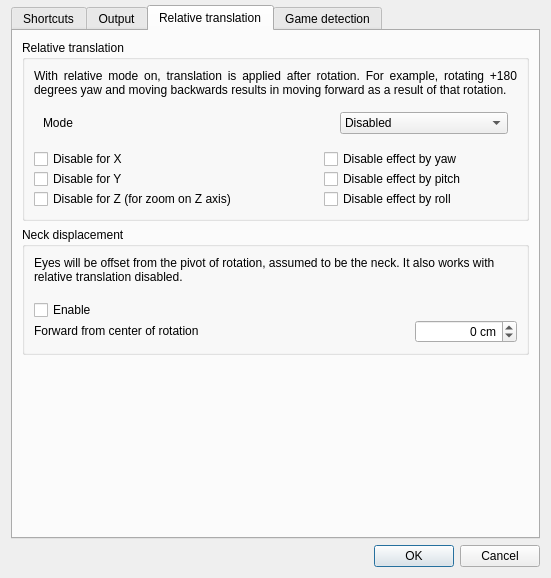
This is gui/options-dialog.ui in opentrack/opentrack as Qt 5 draws it before an edit. The edited form follows.
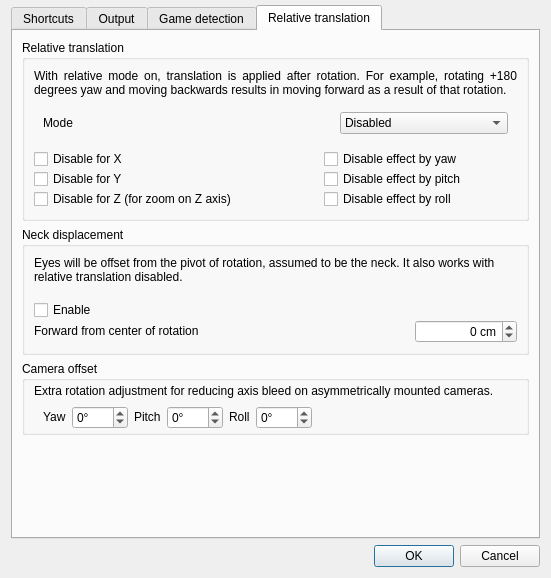
This is the edited form. The open tabs and pages were chosen to show the change. Icons and pictures are not drawn. Custom widgets are drawn as their Qt base class.

The edit to the form file:
```diff
--- a/gui/options-dialog.ui
+++ b/gui/options-dialog.ui
@@ -6,8 +6,8 @@
    <rect>
     <x>0</x>
     <y>0</y>
-    <width>529</width>
-    <height>533</height>
+    <width>536</width>
+    <height>561</height>
    </rect>
   </property>
   <property name="windowTitle">
@@ -40,7 +40,7 @@
        <string>Shortcuts</string>
       </attribute>
       <layout class="QVBoxLayout" name="verticalLayout">
-       <item alignment="Qt::AlignTop">
+       <item alignment="Qt::AlignmentFlag::AlignTop">
         <widget class="QGroupBox" name="groupBox">
          <property name="title">
           <string>Global shortcuts</string>
@@ -805,10 +805,10 @@
           </sizepolicy>
          </property>
          <property name="frameShape">
-          <enum>QFrame::StyledPanel</enum>
+          <enum>QFrame::Shape::StyledPanel</enum>
          </property>
          <property name="frameShadow">
-          <enum>QFrame::Sunken</enum>
+          <enum>QFrame::Shadow::Sunken</enum>
          </property>
          <layout class="QGridLayout" name="gridLayout_2">
           <item row="1" column="0">
@@ -830,7 +830,7 @@
              <string>Centering method</string>
             </property>
             <property name="alignment">
-             <set>Qt::AlignRight|Qt::AlignTrailing|Qt::AlignVCenter</set>
+             <set>Qt::AlignmentFlag::AlignRight|Qt::AlignmentFlag::AlignTrailing|Qt::AlignmentFlag::AlignVCenter</set>
             </property>
            </widget>
           </item>
@@ -905,7 +905,7 @@
           <string>Minimize to tray</string>
          </property>
          <property name="alignment">
-          <set>Qt::AlignLeading|Qt::AlignLeft|Qt::AlignTop</set>
+          <set>Qt::AlignmentFlag::AlignLeading|Qt::AlignmentFlag::AlignLeft|Qt::AlignmentFlag::AlignTop</set>
          </property>
          <layout class="QVBoxLayout" name="verticalLayout_3">
           <property name="bottomMargin">
@@ -943,7 +943,7 @@
        <item>
         <spacer name="verticalSpacer_2">
          <property name="orientation">
-          <enum>Qt::Vertical</enum>
+          <enum>Qt::Orientation::Vertical</enum>
          </property>
          <property name="sizeHint" stdset="0">
           <size>
@@ -1592,7 +1592,7 @@
           <string>Custom center pose</string>
          </property>
          <property name="alignment">
-          <set>Qt::AlignLeading|Qt::AlignLeft|Qt::AlignTop</set>
+          <set>Qt::AlignmentFlag::AlignLeading|Qt::AlignmentFlag::AlignLeft|Qt::AlignmentFlag::AlignTop</set>
          </property>
          <layout class="QVBoxLayout" name="verticalLayout_6">
           <item>
@@ -1619,7 +1619,7 @@
              <string/>
             </property>
             <property name="alignment">
-             <set>Qt::AlignCenter</set>
+             <set>Qt::AlignmentFlag::AlignCenter</set>
             </property>
             <property name="flat">
              <bool>false</bool>
@@ -1675,13 +1675,13 @@
              <item row="0" column="2">
               <widget class="QLabel" name="label_4">
                <property name="layoutDirection">
-                <enum>Qt::LeftToRight</enum>
+                <enum>Qt::LayoutDirection::LeftToRight</enum>
                </property>
                <property name="text">
                 <string>X</string>
                </property>
                <property name="alignment">
-                <set>Qt::AlignRight|Qt::AlignTrailing|Qt::AlignVCenter</set>
+                <set>Qt::AlignmentFlag::AlignRight|Qt::AlignmentFlag::AlignTrailing|Qt::AlignmentFlag::AlignVCenter</set>
                </property>
               </widget>
              </item>
@@ -1713,7 +1713,7 @@
                 <string>Pitch</string>
                </property>
                <property name="alignment">
-                <set>Qt::AlignRight|Qt::AlignTrailing|Qt::AlignVCenter</set>
+                <set>Qt::AlignmentFlag::AlignRight|Qt::AlignmentFlag::AlignTrailing|Qt::AlignmentFlag::AlignVCenter</set>
                </property>
               </widget>
              </item>
@@ -1723,7 +1723,7 @@
                 <string>Y</string>
                </property>
                <property name="alignment">
-                <set>Qt::AlignRight|Qt::AlignTrailing|Qt::AlignVCenter</set>
+                <set>Qt::AlignmentFlag::AlignRight|Qt::AlignmentFlag::AlignTrailing|Qt::AlignmentFlag::AlignVCenter</set>
                </property>
               </widget>
              </item>
@@ -1755,7 +1755,7 @@
                 <string>Z</string>
                </property>
                <property name="alignment">
-                <set>Qt::AlignRight|Qt::AlignTrailing|Qt::AlignVCenter</set>
+                <set>Qt::AlignmentFlag::AlignRight|Qt::AlignmentFlag::AlignTrailing|Qt::AlignmentFlag::AlignVCenter</set>
                </property>
               </widget>
              </item>
@@ -1765,7 +1765,7 @@
                 <string>Roll</string>
                </property>
                <property name="alignment">
-                <set>Qt::AlignRight|Qt::AlignTrailing|Qt::AlignVCenter</set>
+                <set>Qt::AlignmentFlag::AlignRight|Qt::AlignmentFlag::AlignTrailing|Qt::AlignmentFlag::AlignVCenter</set>
                </property>
               </widget>
              </item>
@@ -1797,7 +1797,7 @@
                 <string>Yaw</string>
                </property>
                <property name="alignment">
-                <set>Qt::AlignRight|Qt::AlignTrailing|Qt::AlignVCenter</set>
+                <set>Qt::AlignmentFlag::AlignRight|Qt::AlignmentFlag::AlignTrailing|Qt::AlignmentFlag::AlignVCenter</set>
                </property>
               </widget>
              </item>
@@ -1866,7 +1866,7 @@
        <item>
         <spacer name="verticalSpacer_3">
          <property name="orientation">
-          <enum>Qt::Vertical</enum>
+          <enum>Qt::Orientation::Vertical</enum>
          </property>
          <property name="sizeHint" stdset="0">
           <size>
@@ -1878,6 +1878,57 @@
        </item>
       </layout>
      </widget>
+     <widget class="QWidget" name="tab_5">
+      <attribute name="title">
+       <string>Game detection</string>
+      </attribute>
+      <layout class="QVBoxLayout" name="verticalLayout_9">
+       <item>
+        <widget class="QGroupBox" name="groupBox_1">
+         <property name="sizePolicy">
+          <sizepolicy hsizetype="MinimumExpanding" vsizetype="MinimumExpanding">
+           <horstretch>0</horstretch>
+           <verstretch>0</verstretch>
+          </sizepolicy>
+         </property>
+         <property name="title">
+          <string>Game detection</string>
+         </property>
+         <property name="alignment">
+          <set>Qt::AlignmentFlag::AlignLeading|Qt::AlignmentFlag::AlignLeft|Qt::AlignmentFlag::AlignTop</set>
+         </property>
+         <layout class="QVBoxLayout" name="verticalLayout_12">
+          <item>
+           <widget class="QLabel" name="label_24">
+            <property name="sizePolicy">
+             <sizepolicy hsizetype="Preferred" vsizetype="Maximum">
+              <horstretch>0</horstretch>
+              <verstretch>0</verstretch>
+             </sizepolicy>
+            </property>
+            <property name="text">
+             <string>Start tracking automatically when a game starts with selected profile, and stop when the game exits.</string>
+            </property>
+            <property name="wordWrap">
+             <bool>true</bool>
+            </property>
+           </widget>
+          </item>
+          <item>
+           <widget class="process_detector" name="game_detector" native="true">
+            <property name="sizePolicy">
+             <sizepolicy hsizetype="MinimumExpanding" vsizetype="MinimumExpanding">
+              <horstretch>0</horstretch>
+              <verstretch>0</verstretch>
+             </sizepolicy>
+            </property>
+           </widget>
+          </item>
+         </layout>
+        </widget>
+       </item>
+      </layout>
+     </widget>
      <widget class="QWidget" name="tab_2">
       <attribute name="title">
        <string>Relative translation</string>
@@ -1898,7 +1949,7 @@
           <string>Relative translation</string>
          </property>
          <property name="alignment">
-          <set>Qt::AlignLeading|Qt::AlignLeft|Qt::AlignTop</set>
+          <set>Qt::AlignmentFlag::AlignLeading|Qt::AlignmentFlag::AlignLeft|Qt::AlignmentFlag::AlignTop</set>
          </property>
          <layout class="QVBoxLayout" name="verticalLayout_7">
           <item>
@@ -1913,7 +1964,7 @@
              <string>With relative mode on, translation is applied after rotation. For example, rotating +180 degrees yaw and moving backwards results in moving forward as a result of that rotation.</string>
             </property>
             <property name="alignment">
-             <set>Qt::AlignJustify|Qt::AlignVCenter</set>
+             <set>Qt::AlignmentFlag::AlignJustify|Qt::AlignmentFlag::AlignVCenter</set>
             </property>
             <property name="wordWrap">
              <bool>true</bool>
@@ -1979,10 +2030,10 @@
              </sizepolicy>
             </property>
             <property name="frameShape">
-             <enum>QFrame::NoFrame</enum>
+             <enum>QFrame::Shape::NoFrame</enum>
             </property>
             <property name="frameShadow">
-             <enum>QFrame::Raised</enum>
+             <enum>QFrame::Shadow::Raised</enum>
             </property>
             <layout class="QGridLayout" name="gridLayout">
              <property name="leftMargin">
@@ -2105,7 +2156,7 @@
           <string>Neck displacement</string>
          </property>
          <property name="alignment">
-          <set>Qt::AlignLeading|Qt::AlignLeft|Qt::AlignTop</set>
+          <set>Qt::AlignmentFlag::AlignLeading|Qt::AlignmentFlag::AlignLeft|Qt::AlignmentFlag::AlignTop</set>
          </property>
          <layout class="QVBoxLayout" name="verticalLayout_13">
           <property name="spacing">
@@ -2127,7 +2178,7 @@
           <item>
            <widget class="QFrame" name="frame_4">
             <property name="frameShape">
-             <enum>QFrame::NoFrame</enum>
+             <enum>QFrame::Shape::NoFrame</enum>
             </property>
             <layout class="QGridLayout" name="gridLayout_9">
              <property name="leftMargin">
@@ -2170,7 +2221,7 @@
                 </sizepolicy>
                </property>
                <property name="alignment">
-                <set>Qt::AlignRight|Qt::AlignTrailing|Qt::AlignVCenter</set>
+                <set>Qt::AlignmentFlag::AlignRight|Qt::AlignmentFlag::AlignTrailing|Qt::AlignmentFlag::AlignVCenter</set>
                </property>
                <property name="suffix">
                 <string> cm</string>
@@ -2202,10 +2253,168 @@
          </layout>
         </widget>
        </item>
+       <item>
+        <widget class="QGroupBox" name="groupBox_3">
+         <property name="title">
+          <string>Camera offset</string>
+         </property>
+         <layout class="QVBoxLayout" name="verticalLayout_8">
+          <property name="spacing">
+           <number>2</number>
+          </property>
+          <property name="topMargin">
+           <number>3</number>
+          </property>
+          <property name="rightMargin">
+           <number>9</number>
+          </property>
+          <property name="bottomMargin">
+           <number>3</number>
+          </property>
+          <item>
+           <widget class="QLabel" name="label_20">
+            <property name="sizePolicy">
+             <sizepolicy hsizetype="Preferred" vsizetype="Maximum">
+              <horstretch>0</horstretch>
+              <verstretch>0</verstretch>
+             </sizepolicy>
+            </property>
+            <property name="text">
+             <string>Extra rotation adjustment for reducing axis bleed on asymmetrically mounted cameras.</string>
+            </property>
+            <property name="wordWrap">
+             <bool>true</bool>
+            </property>
+           </widget>
+          </item>
+          <item>
+           <widget class="QWidget" name="widget_2" native="true">
+            <layout class="QHBoxLayout" name="horizontalLayout_2">
+             <property name="topMargin">
+              <number>6</number>
+             </property>
+             <property name="bottomMargin">
+              <number>0</number>
+             </property>
+             <item>
+              <widget class="QLabel" name="label_21">
+               <property name="sizePolicy">
+                <sizepolicy hsizetype="Preferred" vsizetype="Maximum">
+                 <horstretch>0</horstretch>
+                 <verstretch>0</verstretch>
+                </sizepolicy>
+               </property>
+               <property name="text">
+                <string>Yaw</string>
+               </property>
+              </widget>
+             </item>
+             <item>
+              <widget class="QSpinBox" name="camera_offset_yaw">
+               <property name="sizePolicy">
+                <sizepolicy hsizetype="Preferred" vsizetype="Maximum">
+                 <horstretch>0</horstretch>
+                 <verstretch>0</verstretch>
+                </sizepolicy>
+               </property>
+               <property name="suffix">
+                <string>°</string>
+               </property>
+               <property name="minimum">
+                <number>-180</number>
+               </property>
+               <property name="maximum">
+                <number>180</number>
+               </property>
+              </widget>
+             </item>
+             <item>
+              <widget class="QLabel" name="label_23">
+               <property name="sizePolicy">
+                <sizepolicy hsizetype="Preferred" vsizetype="Maximum">
+                 <horstretch>0</horstretch>
+                 <verstretch>0</verstretch>
+                </sizepolicy>
+               </property>
+               <property name="text">
+                <string>Pitch</string>
+               </property>
+              </widget>
+             </item>
+             <item>
+              <widget class="QSpinBox" name="camera_offset_pitch">
+               <property name="sizePolicy">
+                <sizepolicy hsizetype="Preferred" vsizetype="Maximum">
+                 <horstretch>0</horstretch>
+                 <verstretch>0</verstretch>
+                </sizepolicy>
+               </property>
+               <property name="suffix">
+                <string>°</string>
+               </property>
+               <property name="minimum">
+                <number>-180</number>
+               </property>
+               <property name="maximum">
+                <number>180</number>
+               </property>
+              </widget>
+             </item>
+             <item>
+              <widget class="QLabel" name="label_25">
+               <property name="sizePolicy">
+                <sizepolicy hsizetype="Preferred" vsizetype="Maximum">
+                 <horstretch>0</horstretch>
+                 <verstretch>0</verstretch>
+                </sizepolicy>
+               </property>
+               <property name="text">
+                <string>Roll</string>
+               </property>
+              </widget>
+             </item>
+             <item>
+              <widget class="QSpinBox" name="camera_offset_roll">
+               <property name="sizePolicy">
+                <sizepolicy hsizetype="Preferred" vsizetype="Maximum">
+                 <horstretch>0</horstretch>
+                 <verstretch>0</verstretch>
+                </sizepolicy>
+               </property>
+               <property name="suffix">
+                <string>°</string>
+               </property>
+               <property name="minimum">
+                <number>-180</number>
+               </property>
+               <property name="maximum">
+                <number>180</number>
+               </property>
+              </widget>
+             </item>
+             <item>
+              <spacer name="horizontalSpacer">
+               <property name="orientation">
+                <enum>Qt::Orientation::Horizontal</enum>
+               </property>
+               <property name="sizeHint" stdset="0">
+                <size>
+                 <width>40</width>
+                 <height>20</height>
+                </size>
+               </property>
+              </spacer>
+             </item>
+            </layout>
+           </widget>
+          </item>
+         </layout>
+        </widget>
+       </item>
        <item>
         <spacer name="verticalSpacer">
          <property name="orientation">
-          <enum>Qt::Vertical</enum>
+          <enum>Qt::Orientation::Vertical</enum>
          </property>
          <property name="sizeHint" stdset="0">
           <size>
@@ -2217,63 +2426,12 @@
        </item>
       </layout>
      </widget>
-     <widget class="QWidget" name="tab_5">
-      <attribute name="title">
-       <string>Game detection</string>
-      </attribute>
-      <layout class="QVBoxLayout" name="verticalLayout_9">
-       <item>
-        <widget class="QGroupBox" name="groupBox_1">
-         <property name="sizePolicy">
-          <sizepolicy hsizetype="MinimumExpanding" vsizetype="MinimumExpanding">
-           <horstretch>0</horstretch>
-           <verstretch>0</verstretch>
-          </sizepolicy>
-         </property>
-         <property name="title">
-          <string>Game detection</string>
-         </property>
-         <property name="alignment">
-          <set>Qt::AlignLeading|Qt::AlignLeft|Qt::AlignTop</set>
-         </property>
-         <layout class="QVBoxLayout" name="verticalLayout_12">
-          <item>
-           <widget class="QLabel" name="label_24">
-            <property name="sizePolicy">
-             <sizepolicy hsizetype="Preferred" vsizetype="Maximum">
-              <horstretch>0</horstretch>
-              <verstretch>0</verstretch>
-             </sizepolicy>
-            </property>
-            <property name="text">
-             <string>Start tracking automatically when a game starts with selected profile, and stop when the game exits.</string>
-            </property>
-            <property name="wordWrap">
-             <bool>true</bool>
-            </property>
-           </widget>
-          </item>
-          <item>
-           <widget class="process_detector" name="game_detector" native="true">
-            <property name="sizePolicy">
-             <sizepolicy hsizetype="MinimumExpanding" vsizetype="MinimumExpanding">
-              <horstretch>0</horstretch>
-              <verstretch>0</verstretch>
-             </sizepolicy>
-            </property>
-           </widget>
-          </item>
-         </layout>
-        </widget>
-       </item>
-      </layout>
-     </widget>
     </widget>
    </item>
    <item>
     <widget class="QDialogButtonBox" name="buttonBox">
      <property name="standardButtons">
-      <set>QDialogButtonBox::Cancel|QDialogButtonBox::Ok</set>
+      <set>QDialogButtonBox::StandardButton::Cancel|QDialogButtonBox::StandardButton::Ok</set>
      </property>
     </widget>
    </item>
```
Left out of the diff: 3 changed lines with no effect on the pictures.
